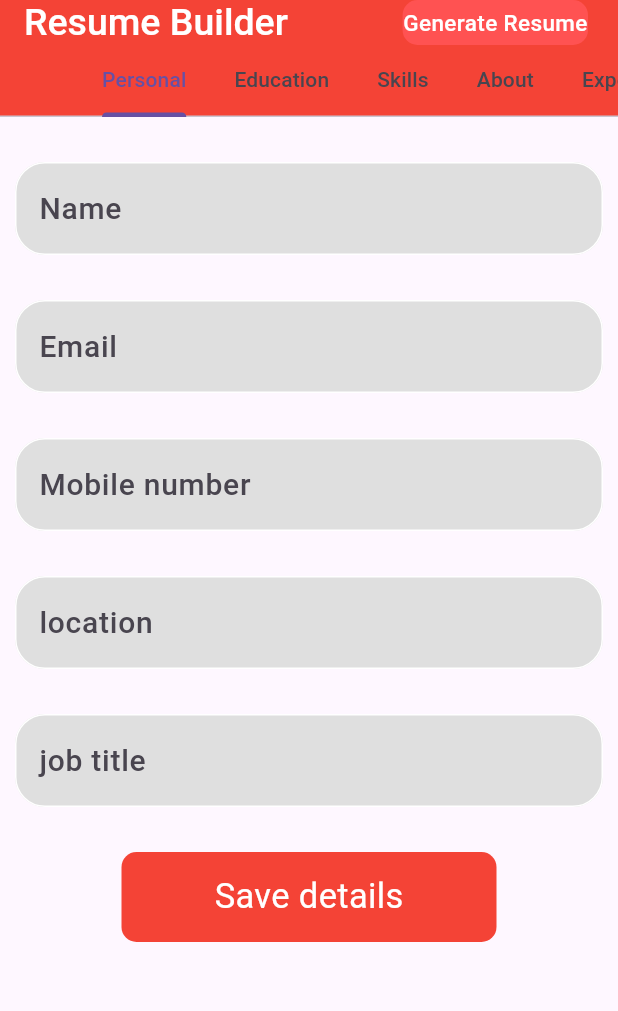
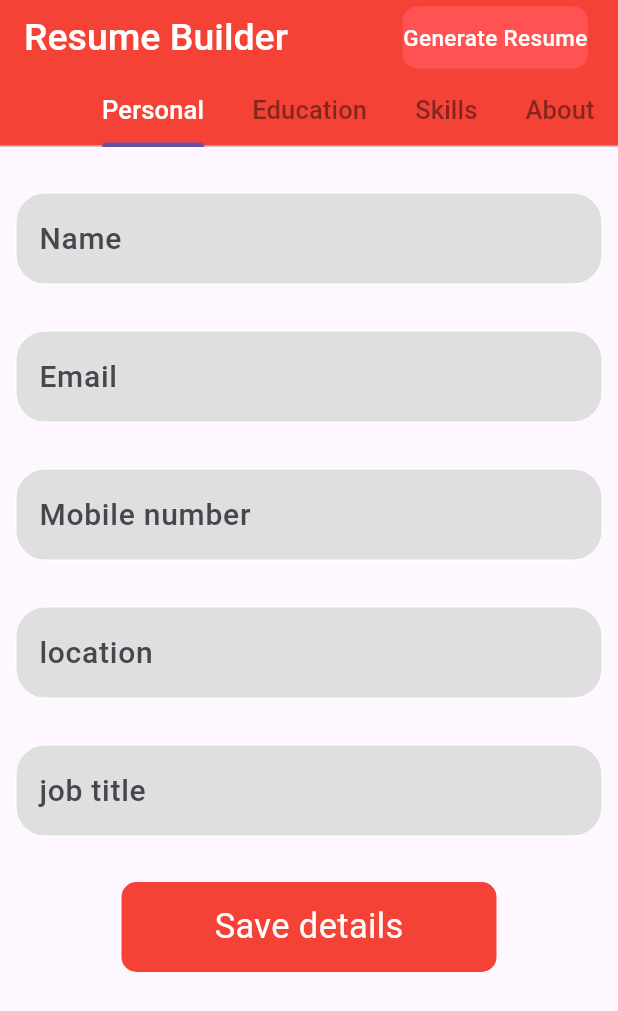
Before and after one commit to MauryaAayush/resume, a Flutter app: the screen it shows after launch, on a phone screen of 412 x 824 dp. Shown: the top 1011 px of the screen. Run offline on Flutter 3.47's test engine with Material 3 defaults, Android fonts, the phone set to English and light mode, and no system bars; our stand-ins replace contained_tab_bar_view.

Commit message:
Radhey radhey

```diff
--- a/lib/utils/colors/color.dart
+++ b/lib/utils/colors/color.dart
@@ -2,4 +2,5 @@ import 'package:flutter/material.dart';
 
 
 Color maincolor = Colors.red;
+Color second = Color(0xFF00224D);
 Color textcolor = Colors.grey;
--- a/lib/utils/views/Certificate_Screen.dart
+++ b/lib/utils/views/Certificate_Screen.dart
@@ -1,4 +1,5 @@
 import 'package:flutter/material.dart';
+import 'package:resume/utils/colors/color.dart';
 
 class Certificate_Screen extends StatefulWidget {
   const Certificate_Screen({super.key});
@@ -123,7 +124,7 @@ class _Certificate_ScreenState extends State<Certificate_Screen> {
                     height: 60,
                     width: 200,
                     decoration: BoxDecoration(
-                        color: Color(0xff009788),
+                        color: maincolor,
                         borderRadius: BorderRadius.circular(10)
                     ),
                     child: Center(child: Text('Save details',style: TextStyle(
@@ -139,7 +140,7 @@ class _Certificate_ScreenState extends State<Certificate_Screen> {
                     height: 60,
                     width: 200,
                     decoration: BoxDecoration(
-                        color: Color(0xff2196F3),
+                        color: second,
                         borderRadius: BorderRadius.circular(10)
                     ),
                     child: Center(child: Text('Discard',style: TextStyle(
--- a/lib/utils/views/Edu_Screen.dart
+++ b/lib/utils/views/Edu_Screen.dart
@@ -148,7 +148,7 @@ class _Education_ScreenState extends State<Education_Screen> {
                     height: 60,
                     width: 200,
                     decoration: BoxDecoration(
-                        color: Color(0xff2196F3),
+                        color: second,
                         borderRadius: BorderRadius.circular(10)
                     ),
                     child: Center(child: Text('Discard',style: TextStyle(
--- a/lib/utils/views/Experience_Screen.dart
+++ b/lib/utils/views/Experience_Screen.dart
@@ -1,4 +1,5 @@
 import 'package:flutter/material.dart';
+import 'package:resume/utils/colors/color.dart';
 
 class Experience_Screen extends StatefulWidget {
   const Experience_Screen({super.key});
@@ -148,7 +149,7 @@ class _Experience_ScreenState extends State<Experience_Screen> {
                     height: 60,
                     width: 200,
                     decoration: BoxDecoration(
-                        color: Color(0xff009788),
+                        color: maincolor,
                         borderRadius: BorderRadius.circular(10)
                     ),
                     child: Center(child: Text('Save details',style: TextStyle(
@@ -164,7 +165,7 @@ class _Experience_ScreenState extends State<Experience_Screen> {
                     height: 60,
                     width: 200,
                     decoration: BoxDecoration(
-                        color: Color(0xff2196F3),
+                        color: second,
                         borderRadius: BorderRadius.circular(10)
                     ),
                     child: Center(child: Text('Discard',style: TextStyle(
--- a/lib/utils/views/Language_Screen.dart
+++ b/lib/utils/views/Language_Screen.dart
@@ -1,4 +1,5 @@
 import 'package:flutter/material.dart';
+import 'package:resume/utils/colors/color.dart';
 
 class Language_Screen extends StatefulWidget {
   const Language_Screen({super.key});
@@ -40,8 +41,8 @@ class _Language_ScreenState extends State<Language_Screen> {
                     Container(
                       height: 50,
                       width: 50,
-                      decoration: const BoxDecoration(
-                          color: Color(0xff80CBC4)
+                      decoration:  BoxDecoration(
+                          color: maincolor
                       ),
                       child: const Icon(Icons.add,size: 30,),
                     ),
--- a/lib/utils/views/MainScreen.dart
+++ b/lib/utils/views/MainScreen.dart
@@ -31,13 +31,21 @@ class _MainScreenState extends State<MainScreen> {
         child: Scaffold(
           appBar: AppBar(
             backgroundColor: maincolor,
-            toolbarHeight: 30,
-            title: Text(
-              'Resume Builder',
-              style: TextStyle(
-                  color: Colors.white,
-                  fontWeight: FontWeight.w500,
-                  fontSize: 25),
+            toolbarHeight: 50,
+            title: Container(
+              margin: EdgeInsets.symmetric(vertical: 20),
+              child: Row(
+
+                children: [
+                  Text(
+                    'Resume Builder',
+                    style: TextStyle(
+                        color: Colors.white,
+                        fontWeight: FontWeight.w500,
+                        fontSize: 25),
+                  ),
+                ],
+              ),
             ),
             actions: [
               Padding(
@@ -66,6 +74,11 @@ class _MainScreenState extends State<MainScreen> {
             ],
             bottom: TabBar(
               automaticIndicatorColorAdjustment: false,
+              labelColor: Colors.white,
+              labelStyle: TextStyle(
+                fontSize: 17
+              ),
+              unselectedLabelColor: Colors.black45,
               isScrollable: true,
               tabs: [
                 Tab(text: 'Personal'),
@@ -77,7 +90,6 @@ class _MainScreenState extends State<MainScreen> {
                 Tab(text: 'Certifications'),
                 Tab(text: 'Languages'),
                 Tab(text: 'Socials'),
-
               ],),
           ),
           body: TabBarView(
--- a/lib/utils/views/Project_Screen.dart
+++ b/lib/utils/views/Project_Screen.dart
@@ -1,4 +1,5 @@
 import 'package:flutter/material.dart';
+import 'package:resume/utils/colors/color.dart';
 
 class Project_Screen extends StatefulWidget {
   const Project_Screen({super.key});
@@ -147,7 +148,7 @@ class _Project_ScreenState extends State<Project_Screen> {
                     height: 60,
                     width: 200,
                     decoration: BoxDecoration(
-                        color: Color(0xff009788),
+                        color: maincolor,
                         borderRadius: BorderRadius.circular(10)
                     ),
                     child: Center(child: Text('Save details',style: TextStyle(
@@ -163,7 +164,7 @@ class _Project_ScreenState extends State<Project_Screen> {
                     height: 60,
                     width: 200,
                     decoration: BoxDecoration(
-                        color: Color(0xff2196F3),
+                        color: second,
                         borderRadius: BorderRadius.circular(10)
                     ),
                     child: Center(child: Text('Discard',style: TextStyle(
--- a/lib/utils/views/Social_Sreen.dart
+++ b/lib/utils/views/Social_Sreen.dart
@@ -1,4 +1,5 @@
 import 'package:flutter/material.dart';
+import 'package:resume/utils/colors/color.dart';
 
 class Social_Screen extends StatefulWidget {
   const Social_Screen({super.key});
@@ -116,7 +117,7 @@ class _Social_ScreenState extends State<Social_Screen> {
               height: 60,
               width: 200,
               decoration: BoxDecoration(
-                  color: const Color(0xff4CB6AC),
+                  color: maincolor,
                   borderRadius: BorderRadius.circular(15)
               ),
               child: const Center(
```
